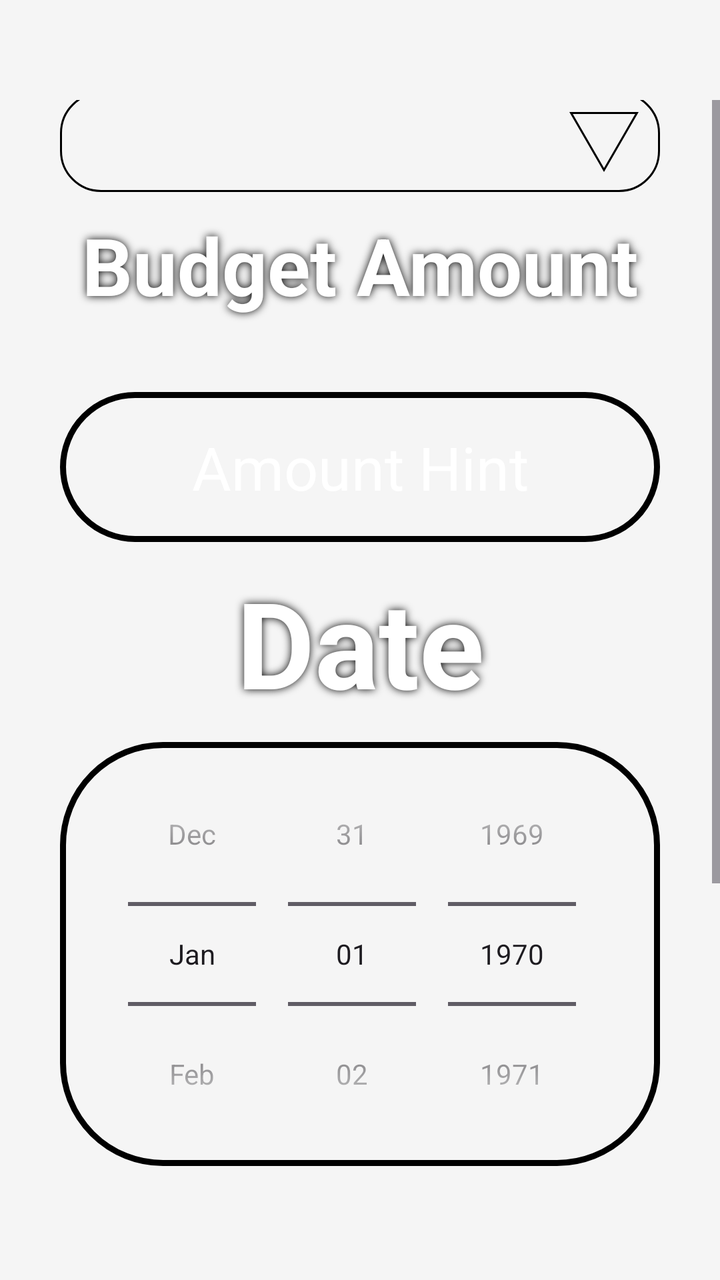
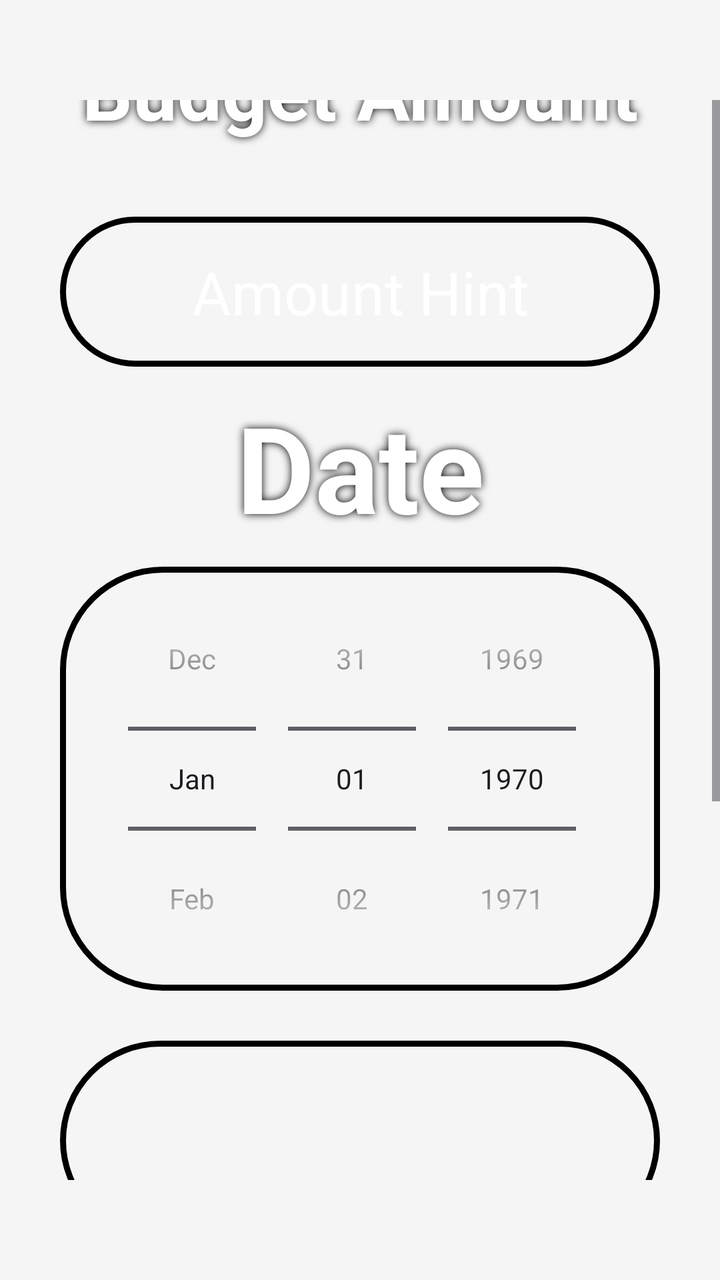

The first picture is an Android layout as it rendered before a commit; the second is the same layout after the commit. The layout source and the unified diff follow.
<!-- AndroidManifest.xml: application theme Theme.KracKShacKBanking -->
<!-- res/layout/expense_create.xml -->
<?xml version="1.0" encoding="utf-8"?>
<androidx.constraintlayout.widget.ConstraintLayout xmlns:android="http://schemas.android.com/apk/res/android"
    xmlns:app="http://schemas.android.com/apk/res-auto"
    xmlns:tools="http://schemas.android.com/tools"
    android:layout_width="match_parent"
    android:layout_height="match_parent"
    android:background="@color/background">

    <ScrollView
        android:layout_width="match_parent"
        android:layout_height="match_parent"
        android:layout_marginTop="50dp"
        android:layout_marginBottom="50dp"
        app:layout_constraintBottom_toBottomOf="parent"
        app:layout_constraintEnd_toEndOf="parent"
        app:layout_constraintStart_toStartOf="parent"
        app:layout_constraintTop_toTopOf="parent">

        <LinearLayout
            android:layout_width="match_parent"
            android:layout_height="wrap_content"
            android:layout_gravity="center"
            android:gravity="center"
            android:orientation="vertical">

            <TextView
                android:id="@+id/txtCategory"
                android:layout_width="wrap_content"
                android:layout_height="wrap_content"
                android:layout_marginTop="100dp"
                android:width="300dp"
                android:height="100dp"
                android:autoSizeTextType="uniform"
                android:elevation="4dp"
                android:paddingStart="10dp"
                android:paddingTop="10dp"
                android:paddingEnd="10dp"
                android:paddingBottom="10dp"
                android:shadowColor="@color/black"
                android:shadowDx="0.0"
                android:shadowDy="0.0"
                android:shadowRadius="10.0"
                android:text="@string/budget_category"
                android:textAlignment="center"
                android:textColor="@color/white"
                android:textStyle="bold" />

            <Spinner
                android:id="@+id/spnCategory"
                android:layout_width="300dp"
                android:layout_height="wrap_content"
                android:background="@drawable/format_spinner" />

            <TextView
                android:id="@+id/txtAmount"
                android:layout_width="wrap_content"
                android:layout_height="wrap_content"
                android:width="300dp"
                android:height="100dp"
                android:autoSizeTextType="uniform"
                android:elevation="4dp"
                android:paddingStart="10dp"
                android:paddingTop="10dp"
                android:paddingEnd="10dp"
                android:paddingBottom="10dp"
                android:shadowColor="@color/black"
                android:shadowDx="0.0"
                android:shadowDy="0.0"
                android:shadowRadius="10.0"
                android:text="@string/budget_amount"
                android:textAlignment="center"
                android:textColor="@color/white"
                android:textStyle="bold" />

            <EditText
                android:id="@+id/txtAmountInput"
                android:layout_width="300dp"
                android:layout_height="75dp"
                android:background="@drawable/format_button"
                android:gravity="center"
                android:hint="@string/transaction_amount_hint"
                android:inputType="numberDecimal"
                android:paddingStart="10dp"
                android:paddingTop="10dp"
                android:paddingEnd="10dp"
                android:paddingBottom="10dp"
                android:textColor="@color/white"
                android:textColorHint="@color/white"
                android:textSize="30sp" />

            <TextView
                android:id="@+id/txtDate"
                android:layout_width="wrap_content"
                android:layout_height="wrap_content"
                android:width="300dp"
                android:height="100dp"
                android:autoSizeTextType="uniform"
                android:elevation="4dp"
                android:paddingStart="10dp"
                android:paddingTop="10dp"
                android:paddingEnd="10dp"
                android:paddingBottom="10dp"
                android:shadowColor="@color/black"
                android:shadowDx="0.0"
                android:shadowDy="0.0"
                android:shadowRadius="10.0"
                android:text="@string/transaction_date"
                android:textAlignment="center"
                android:textColor="@color/white"
                android:textStyle="bold" />

            <DatePicker
                android:id="@+id/dpDate"
                android:layout_width="300dp"
                android:layout_height="wrap_content"
                android:background="@drawable/format_button"
                android:calendarViewShown="false"
                android:datePickerMode="spinner"
                android:padding="0dp">

            </DatePicker>

            <androidx.appcompat.widget.AppCompatButton
                android:id="@+id/btnUploadPhoto"
                android:layout_width="300dp"
                android:layout_height="100dp"
                android:layout_marginTop="25dp"
                android:background="@drawable/format_button" />

            <TextView
                android:id="@+id/txtUploadPhoto"
                android:layout_width="300dp"
                android:layout_height="100dp"
                android:layout_marginTop="-100dp"
                android:autoSizeTextType="uniform"
                android:elevation="5dp"
                android:padding="20dp"
                android:shadowColor="@color/black"
                android:shadowDx="0.0"
                android:shadowDy="0.0"
                android:shadowRadius="10.0"
                android:text="@string/upload_photo"
                android:textAlignment="center"
                android:textColor="@color/white" />

            <Button
                android:id="@+id/btnCancel"
                android:layout_width="wrap_content"
                android:layout_height="wrap_content"
                android:layout_marginTop="10dp"
                android:layout_marginStart="-75dp"
                android:width="125dp"
                android:height="75dp"
                android:backgroundTint="@color/red" />

            <Button
                android:id="@+id/btnEnter"
                android:layout_width="wrap_content"
                android:layout_height="wrap_content"
                android:layout_marginTop="-75dp"
                android:layout_marginEnd="-75dp"
                android:width="125dp"
                android:height="75dp"
                android:backgroundTint="@color/green"
                app:layout_constraintEnd_toEndOf="@+id/txtConfirmPasswordInput"
                app:layout_constraintTop_toBottomOf="@+id/txtConfirmPasswordInput" />

            <TextView
                android:id="@+id/btnCancelText"
                android:layout_width="wrap_content"
                android:layout_height="wrap_content"
                android:layout_marginTop="-75dp"
                android:layout_marginStart="-75dp"
                android:autoSizeTextType="uniform"
                android:width="125dp"
                android:height="75dp"
                android:elevation="5dp"
                android:gravity="center"
                android:padding="20dp"
                android:shadowColor="@color/black"
                android:shadowDx="0.0"
                android:shadowDy="0.0"
                android:shadowRadius="10.0"
                android:text="@string/cancel"
                android:textColor="@color/white" />

            <TextView
                android:id="@+id/btnEnterText"
                android:layout_width="wrap_content"
                android:layout_height="wrap_content"
                android:layout_marginTop="-75dp"
                android:layout_marginEnd="-75dp"
                android:autoSizeTextType="uniform"
                android:width="125dp"
                android:height="75dp"
                android:elevation="5dp"
                android:gravity="center"
                android:padding="20dp"
                android:shadowColor="@color/black"
                android:shadowDx="0.0"
                android:shadowDy="0.0"
                android:shadowRadius="10.0"
                android:text="@string/save"
                android:textColor="@color/white" />
        </LinearLayout>
    </ScrollView>
</androidx.constraintlayout.widget.ConstraintLayout>
<!-- resources referenced by this layout -->
<resources>
  <color name="background">#F5F5F5</color>
  <color name="black">#000000</color>
  <color name="green">#4CAF50</color>
  <color name="red">#F44336</color>
  <color name="white">#FFFFFF</color>
  <!-- drawable format_button (drawable) -->
  <?xml version="1.0" encoding="utf-8"?>
  <selector xmlns:android="http://schemas.android.com/apk/res/android">
      <item android:state_enabled="true">
          <shape android:shape="rectangle">
              <solid android:color="@color/blue" />
              <stroke
                  android:width="3dp"
                  android:color="@color/black" />
              <corners android:radius="50dp" />
              <padding
                  android:left="50dp"
                  android:top="50dp"
                  android:right="50dp"
                  android:bottom="50dp" />
          </shape>
      </item>
  </selector>
  <!-- drawable format_spinner (drawable) -->
  <?xml version="1.0" encoding="utf-8"?>
  <selector xmlns:android="http://schemas.android.com/apk/res/android">
      <item>
          <layer-list>
              <item>
                  <shape>
                      <gradient android:angle="90" android:endColor="@color/blue" android:startColor="@color/blue" android:type="linear" />
  
                      <stroke android:width="1dp" android:color="@color/black" />
                      <corners android:radius="20dp" />
                      <padding android:bottom="10dp" android:left="10dp" android:right="10dp" android:top="10dp" />
                  </shape>
              </item>
              <item android:drawable="@drawable/spinner_icon" android:gravity="right" />
          </layer-list>
      </item>
  </selector>
  <string name="budget_amount">Budget Amount</string>
  <string name="budget_category">Category</string>
  <string name="cancel">Cancel</string>
  <string name="save">Save</string>
  <string name="transaction_amount_hint">Amount Hint</string>
  <string name="transaction_date">Date</string>
  <string name="upload_photo">Upload Photo</string>
  <style name="Theme.KracKShacKBanking" parent="Theme.Material3.DayNight.NoActionBar">
          <item name="colorPrimary">@color/primary</item>
          <item name="colorPrimaryVariant">@color/primary_dark</item>
          <item name="colorOnPrimary">@color/white</item>
          <item name="colorSecondary">@color/secondary</item>
          <item name="colorSecondaryVariant">@color/secondary_dark</item>
          <item name="colorOnSecondary">@color/black</item>
          <item name="android:statusBarColor">@color/primary</item>
          <item name="android:navigationBarColor">@color/primary</item>
          <item name="android:windowLightStatusBar">false</item>
          <item name="android:windowLightNavigationBar">false</item>
      </style>
  <!-- drawable spinner_icon (drawable) -->
  <vector xmlns:android="http://schemas.android.com/apk/res/android"
      android:width="36dp"
      android:height="30dp"
      android:viewportWidth="36"
      android:viewportHeight="30">
      <path
          android:fillColor="@color/grey"
          android:pathData="M34.455,0.5H1.545L18,29.001L34.455,0.5Z"
          android:strokeWidth="1"
          android:strokeColor="@color/black" />
  </vector>
  <color name="primary">#2196F3</color>
  <color name="secondary">#FFC107</color>
  <color name="secondary_dark">#FFA000</color>
</resources>

<!-- the commit's change to res/layout/expense_create.xml (unified diff, before → after) -->
@@ -128,6 +128,42 @@
                 android:background="@drawable/format_button" />
 
             <TextView
+                android:id="@+id/txtDescriptionLabel"
+                android:layout_width="wrap_content"
+                android:layout_height="wrap_content"
+                android:width="300dp"
+                android:height="100dp"
+                android:autoSizeTextType="uniform"
+                android:elevation="4dp"
+                android:paddingStart="10dp"
+                android:paddingTop="10dp"
+                android:paddingEnd="10dp"
+                android:paddingBottom="10dp"
+                android:shadowColor="@color/black"
+                android:shadowDx="0.0"
+                android:shadowDy="0.0"
+                android:shadowRadius="10.0"
+                android:text="@string/transaction_description"
+                android:textAlignment="center"
+                android:textColor="@color/white"
+                android:textStyle="bold" />
+
+            <EditText
+                android:id="@+id/txtDescription"
+                android:layout_width="300dp"
+                android:layout_height="75dp"
+                android:background="@drawable/format_button"
+                android:gravity="center"
+                android:hint="@string/transaction_description_hint"
+                android:inputType="text"
+                android:paddingStart="10dp"
+                android:paddingTop="10dp"
+                android:paddingEnd="10dp"
+                android:paddingBottom="10dp"
+                android:textColor="@color/white"
+                android:textColorHint="@color/white"
+                android:textSize="20sp" />
+            <TextView
                 android:id="@+id/txtUploadPhoto"
                 android:layout_width="300dp"
                 android:layout_height="100dp"
<!-- resource entries referenced after the edit -->
@@ -47,6 +47,8 @@
   <string name="save">Save</string>
   <string name="transaction_amount_hint">Amount Hint</string>
   <string name="transaction_date">Date</string>
+  <string name="transaction_description">Description</string>
+  <string name="transaction_description_hint">Description Hint</string>
   <string name="upload_photo">Upload Photo</string>
   <style name="Theme.KracKShacKBanking" parent="Theme.Material3.DayNight.NoActionBar">
           <item name="colorPrimary">@color/primary</item>
